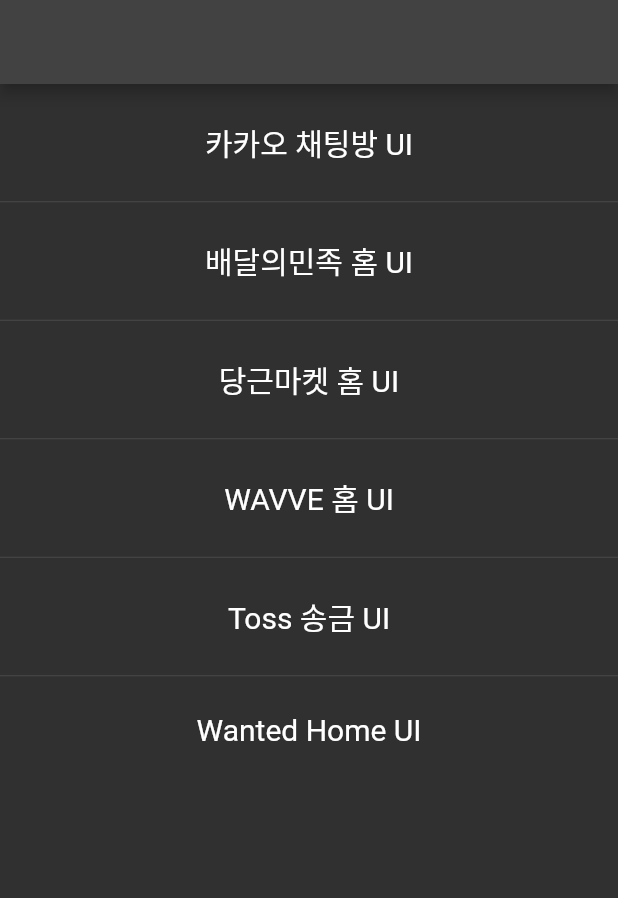
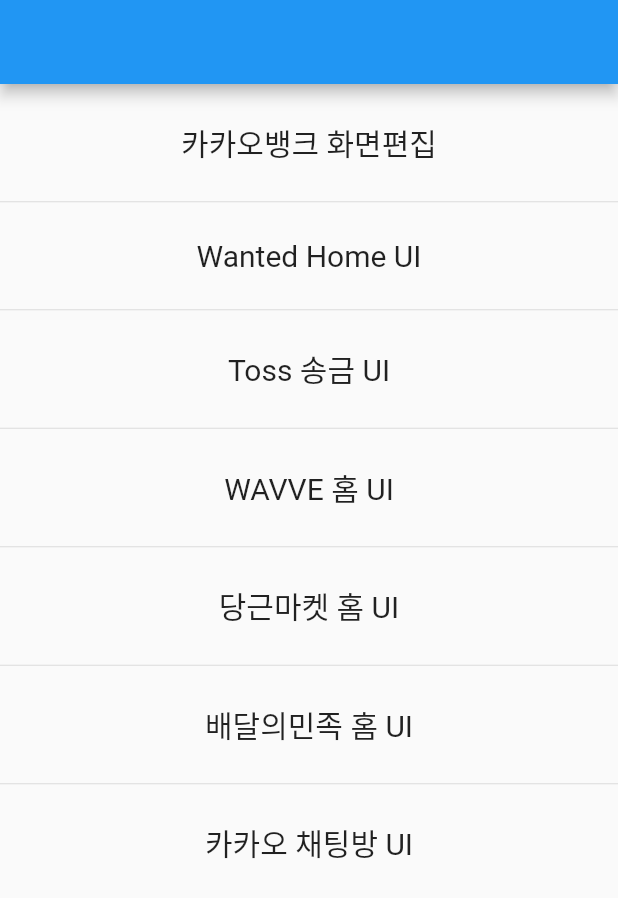
Before and after one commit to johyunchol/flutter_ui_sample, a Flutter app: the screen it shows after launch, on a phone screen of 412 x 824 dp. Shown: the top 898 px of the screen. Run offline on Flutter 3.47's test engine with Material 2 defaults, Android fonts, the phone set to English and light mode, and no system bars; our stand-ins replace flutter_svg, fluttertoast, get, smooth_page_indicator.

Commit message:
UI 일부 완성

```diff
--- a/lib/main.dart
+++ b/lib/main.dart
@@ -2,6 +2,7 @@ import 'package:flutter/material.dart';
 import 'package:get/get.dart';
 import 'package:sample/src/baemin/baemin_home.dart';
 import 'package:sample/src/carrot/carrot_home.dart';
+import 'package:sample/src/kakaobank/kakaobank_page.dart';
 import 'package:sample/src/kakaotalk/chat_room_list.dart';
 import 'package:sample/src/toss/toss_remittance.dart';
 import 'package:sample/src/wanted/wanted_home.dart';
@@ -20,14 +21,17 @@ class MyApp extends StatelessWidget {
     return GetMaterialApp(
       title: 'Flutter Demo',
       theme: ThemeData(
-        brightness: Brightness.dark,
+        //brightness: Brightness.dark,
+        brightness: Brightness.light,
         /* light theme settings */
       ),
       darkTheme: ThemeData(
-        brightness: Brightness.dark,
+        //brightness: Brightness.dark,
+        brightness: Brightness.light,
         /* dark theme settings */
       ),
-      themeMode: ThemeMode.dark,
+      //themeMode: ThemeMode.dark,
+      themeMode: ThemeMode.light,
       /* ThemeMode.system to follow system theme,
          ThemeMode.light for light theme,
          ThemeMode.dark for dark theme
@@ -47,29 +51,33 @@ class App extends StatefulWidget {
 class _AppState extends State<App> {
   List<Map<String, dynamic>> list = [
     {
-      'title': '카카오 채팅방 UI',
-      'func': () => Get.to(const ChatRoomList()),
+      'title': '카카오뱅크 화면편집',
+      'func': () => Get.to(const KakaoBankPage()),
+    },
+    {
+      'title': 'Wanted Home UI',
+      'func': () => Get.to(const WantedHome()),
+    },
+    {
+      'title': 'Toss 송금 UI',
+      'func': () => Get.to(const TossRemittance()),
+    },
+    {
+      'title': 'WAVVE 홈 UI',
+      'func': () => Get.offAll(const WavveHome()),
+    },
+    {
+      'title': '당근마켓 홈 UI',
+      'func': () => Get.offAll(const CarrotHome()),
     },
     {
       'title': '배달의민족 홈 UI',
       'func': () => Get.to(const BaeminHome()),
     },
     {
-      'title': '당근마켓 홈 UI',
-      'func': () => Get.offAll(const CarrotHome()),
+      'title': '카카오 채팅방 UI',
+      'func': () => Get.to(const ChatRoomList()),
     },
-    {
-      'title': 'WAVVE 홈 UI',
-      'func': () => Get.offAll(const WavveHome()),
-    },
-    {
-      'title': 'Toss 송금 UI',
-      'func': () => Get.to(const TossRemittance()),
-    },
-    {
-      'title': 'Wanted Home UI',
-      'func': () => Get.to(const WantedHome()),
-    }
   ];
 
   @override
--- /dev/null
+++ b/lib/src/kakaobank/constants/KakaoColors.dart
@@ -0,0 +1,6 @@
+import 'dart:ui';
+
+class KakaoColors {
+  static const appColorMain = Color(0xFFFFDF1B);
+  static const appColorGrey = Color(0xFFF8F8F8);
+}
```
Also changed, not shown: lib/src/kakaobank/kakaobank_page.dart (added, +105 -0 lines).
